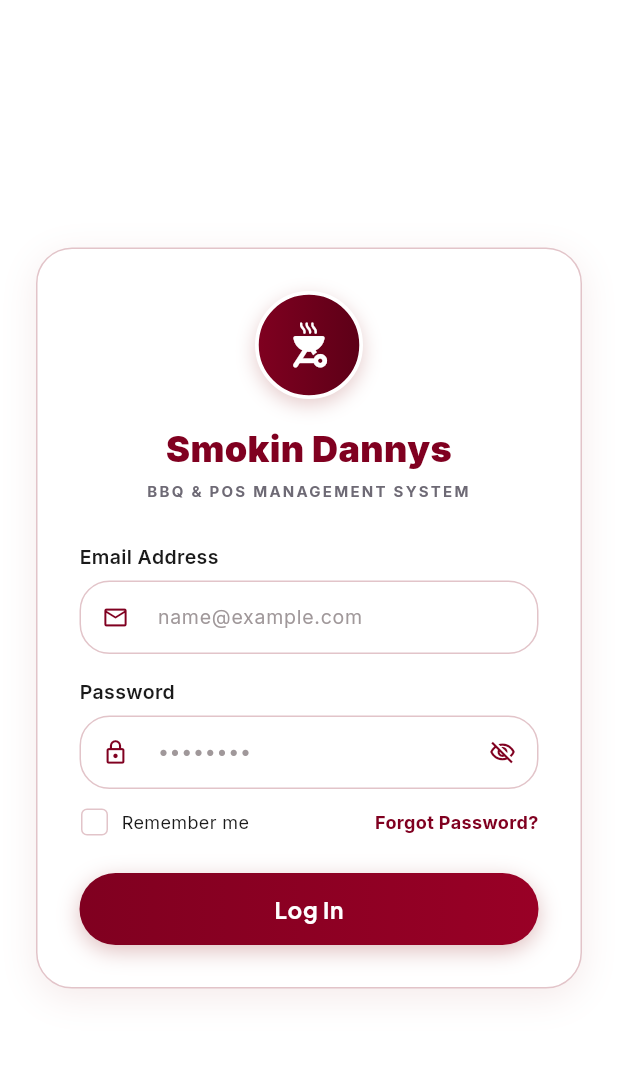
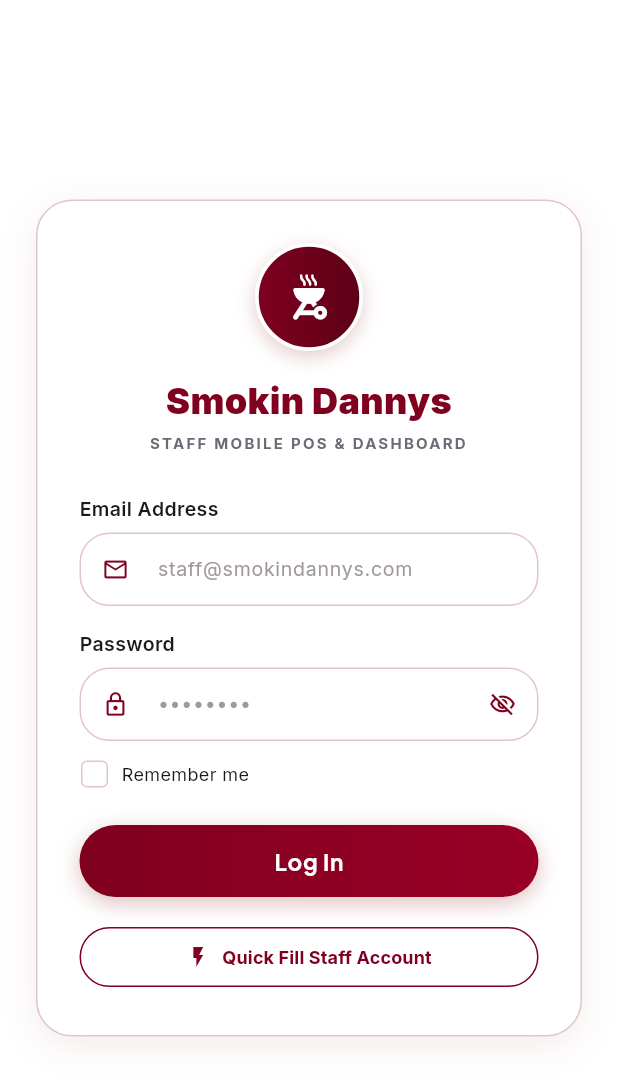
Before and after one commit to dariuscano27-art/smokindannys, a Flutter app: the screen it shows after launch, on a phone screen of 412 x 824 dp. Shown: the top 1079 px of the screen. Run offline on Flutter 3.47's test engine with Material 3 defaults, Android fonts, the phone set to English and light mode, and no system bars; our stand-ins replace flutter_riverpod, go_router, google_fonts, supabase_flutter; accounts and stored records are empty.

Commit message:
Add auto-provisioning staff account and streamline mobile app to login-only screen

```diff
--- a/lib/features/auth/presentation/login_screen.dart
+++ b/lib/features/auth/presentation/login_screen.dart
@@ -73,6 +73,13 @@ class _LoginScreenState extends ConsumerState<LoginScreen> {
     }
   }
 
+  void _fillStaffDemo() {
+    setState(() {
+      _emailController.text = 'staff@smokindannys.com';
+      _passwordController.text = 'Password123';
+    });
+  }
+
   @override
   Widget build(BuildContext context) {
     final authState = ref.watch(authControllerProvider);
@@ -143,7 +150,7 @@ class _LoginScreenState extends ConsumerState<LoginScreen> {
                       ),
                       const SizedBox(height: 4),
                       const Text(
-                        'BBQ & POS MANAGEMENT SYSTEM',
+                        'STAFF MOBILE POS & DASHBOARD',
                         textAlign: TextAlign.center,
                         style: TextStyle(
                           fontSize: 10,
@@ -162,7 +169,7 @@ class _LoginScreenState extends ConsumerState<LoginScreen> {
                         keyboardType: TextInputType.emailAddress,
                         style: const TextStyle(color: AppTheme.darkText, fontSize: 14),
                         decoration: InputDecoration(
-                          hintText: 'name@example.com',
+                          hintText: 'staff@smokindannys.com',
                           hintStyle: const TextStyle(color: Color(0xFFA0989A), fontSize: 13),
                           prefixIcon: const Icon(Icons.email_outlined, color: AppTheme.primaryMaroon, size: 18),
                           filled: true,
@@ -234,10 +241,7 @@ class _LoginScreenState extends ConsumerState<LoginScreen> {
 
                       const SizedBox(height: 12),
 
-                      // Remember Me & Forgot Password
-                      Row(
-                        mainAxisAlignment: MainAxisAlignment.spaceBetween,
-                        children: [
+                      // Remember Me
                       Row(
                         children: [
                           SizedBox(
@@ -254,19 +258,6 @@ class _LoginScreenState extends ConsumerState<LoginScreen> {
                           ),
                           const SizedBox(width: 8),
                           const Text('Remember me', style: TextStyle(color: AppTheme.darkText, fontSize: 12)),
-                            ],
-                          ),
-                          GestureDetector(
-                            onTap: () {
-                              ScaffoldMessenger.of(context).showSnackBar(
-                                const SnackBar(content: Text('Password reset link sent if registered.')),
-                              );
-                            },
-                            child: const Text(
-                              'Forgot Password?',
-                              style: TextStyle(color: AppTheme.primaryMaroon, fontSize: 12, fontWeight: FontWeight.bold),
-                            ),
-                          ),
                         ],
                       ),
 
@@ -315,6 +306,20 @@ class _LoginScreenState extends ConsumerState<LoginScreen> {
                                 ),
                         ),
                       ),
+
+                      const SizedBox(height: 16),
+
+                      // Quick Staff Demo Button
+                      OutlinedButton.icon(
+                        onPressed: _fillStaffDemo,
+                        icon: const Icon(Icons.flash_on, size: 16, color: AppTheme.primaryMaroon),
+                        label: const Text('Quick Fill Staff Account', style: TextStyle(color: AppTheme.primaryMaroon, fontSize: 12, fontWeight: FontWeight.bold)),
+                        style: OutlinedButton.styleFrom(
+                          side: const BorderSide(color: AppTheme.primaryMaroon),
+                          shape: RoundedRectangleBorder(borderRadius: BorderRadius.circular(20)),
+                          padding: const EdgeInsets.symmetric(vertical: 10),
+                        ),
+                      ),
                     ],
                   ),
                 ),
```
Also changed, not shown: lib/features/auth/data/auth_repository.dart (+33 -4 lines), 1 other file. Lines whose indentation alone changed are shown as unchanged.
